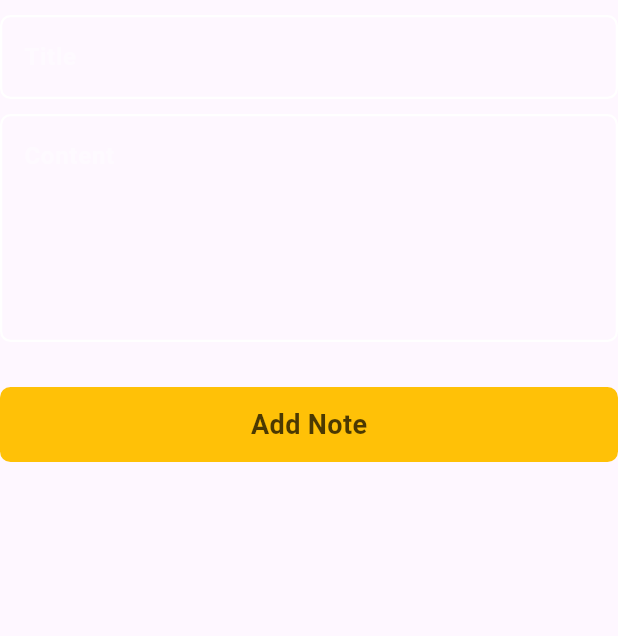
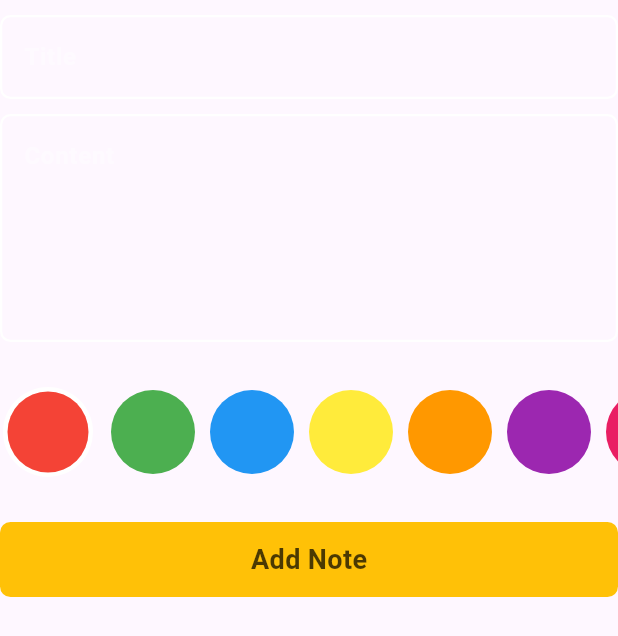
Before and after one commit to mohamedatta24/notes_app, a Flutter app: the AddFormSheet widget shown alone on an empty page, opened directly, on a phone screen of 412 x 824 dp. Shown: the top 636 px of the screen. Run offline on Flutter 3.47's test engine with Material 3 defaults, Android fonts, the phone set to English and light mode, and no system bars; our stand-ins replace flutter_bloc, hive, hive_flutter, modal_progress_hud_nsn; accounts and stored records are empty.

Commit message:
finish colors notes

```diff
--- a/lib/features/notes/presentation/cubits/add_notes_cubit/notes_cubit.dart
+++ b/lib/features/notes/presentation/cubits/add_notes_cubit/notes_cubit.dart
@@ -9,7 +9,9 @@ part 'notes_state.dart';
 class AddNotesCubit extends Cubit<AddNotesState> {
   AddNotesCubit() : super(AddNotesInitial());
 
+  Color selectedColor = Colors.blue;
   addNotes(NotesModel notesModel) async {
+    notesModel.color = selectedColor.value;
     var box = Hive.box<NotesModel>(notesBox);
     await box.add(notesModel);
     emit(AddNotesSuccess());
--- a/lib/features/notes/presentation/models/notes_model.dart
+++ b/lib/features/notes/presentation/models/notes_model.dart
@@ -11,7 +11,7 @@ class NotesModel extends HiveObject {
   @HiveField(2)
   final String date;
   @HiveField(3)
-  final int color;
+  int color;
 
   NotesModel({
     required this.title,
--- a/lib/features/notes/presentation/views/notes_view.dart
+++ b/lib/features/notes/presentation/views/notes_view.dart
@@ -28,9 +28,7 @@ class NotesView extends StatelessWidget {
         },
         child: const Icon(Icons.add),
       ),
-      body: SafeArea(
-        child: NotesViewBody(),
-      ),
+      body: SafeArea(child: NotesViewBody()),
     );
   }
 }
--- a/lib/features/notes/presentation/widgets/add_form_sheet.dart
+++ b/lib/features/notes/presentation/widgets/add_form_sheet.dart
@@ -1,10 +1,12 @@
-import 'dart:developer';
+
 import 'package:flutter/material.dart';
 import 'package:flutter_bloc/flutter_bloc.dart';
 import 'package:notes_app/features/notes/presentation/cubits/add_notes_cubit/notes_cubit.dart';
 import 'package:notes_app/features/notes/presentation/models/notes_model.dart';
 import 'package:notes_app/features/notes/presentation/widgets/custom_button.dart';
+import 'package:notes_app/features/notes/presentation/widgets/custom_colors_list_view.dart';
 import 'package:notes_app/features/notes/presentation/widgets/custom_text_form_field.dart';
+import 'package:notes_app/utils/constants.dart';
 
 class AddFormSheet extends StatefulWidget {
   const AddFormSheet({super.key});
@@ -40,12 +42,14 @@ class _AddFormSheetState extends State<AddFormSheet> {
             maxLines: 5,
           ),
           SizedBox(height: 30.0),
+          CustomColorsListView(),
+          SizedBox(height: 30.0),
           CustomButton(
             onTap: () {
               if (formKey.currentState!.validate()) {
                 formKey.currentState!.save();
                 var notesModel = NotesModel(
-                  color: Colors.blue.value,
+                  color: context.read<AddNotesCubit>().selectedColor.value,
                   date: formattedDate,
                   title: title!,
                   content: content!,
@@ -64,9 +68,4 @@ class _AddFormSheetState extends State<AddFormSheet> {
       ),
     );
   }
-
-  String formattedDate =
-      '${DateTime.now().day}/${DateTime.now().month}/${DateTime.now().year} '
-      '${DateTime.now().hour % 12 == 0 ? 12 : DateTime.now().hour % 12}:${DateTime.now().minute.toString().padLeft(2, '0')} '
-      '${DateTime.now().hour >= 12 ? 'PM' : 'AM'}';
 }
--- /dev/null
+++ b/lib/features/notes/presentation/widgets/custom_colors.dart
@@ -0,0 +1,29 @@
+import 'package:flutter/material.dart';
+
+class CustomColors extends StatelessWidget {
+  const CustomColors({
+    super.key,
+    required this.isSelected,
+    required this.color,
+    this.onTap,
+  });
+
+  final bool isSelected;
+  final Color color;
+  final VoidCallback? onTap; // عشان لو حابب تعمل Action عند الضغط
+
+  @override
+  Widget build(BuildContext context) {
+    return GestureDetector(
+      onTap: onTap,
+      child: CircleAvatar(
+        radius: isSelected ? 32.0 : 28.0,
+        backgroundColor: isSelected ? Colors.white : color,
+        child:
+            isSelected
+                ? CircleAvatar(radius: 27.0, backgroundColor: color)
+                : null,
+      ),
+    );
+  }
+}
--- /dev/null
+++ b/lib/features/notes/presentation/widgets/custom_colors_list_view.dart
@@ -0,0 +1,57 @@
+import 'package:flutter/material.dart';
+import 'package:flutter_bloc/flutter_bloc.dart';
+import 'package:notes_app/features/notes/presentation/cubits/add_notes_cubit/notes_cubit.dart';
+import 'package:notes_app/features/notes/presentation/models/notes_model.dart';
+import 'package:notes_app/features/notes/presentation/widgets/custom_colors.dart';
+
+class CustomColorsListView extends StatefulWidget {
+  const CustomColorsListView({super.key});
+
+  @override
+  State<CustomColorsListView> createState() => _CustomColorsListViewState();
+}
+
+class _CustomColorsListViewState extends State<CustomColorsListView> {
+  final List<Color> colors = const [
+    Colors.red,
+    Colors.green,
+    Colors.blue,
+    Colors.yellow,
+    Colors.orange,
+    Colors.purple,
+    Colors.pink,
+    Colors.teal,
+    Colors.cyan,
+    Colors.indigo,
+  ];
+
+  int currentIndex = 0;
+
+  @override
+  Widget build(BuildContext context) {
+    final cubit = BlocProvider.of<AddNotesCubit>(context);
+    return SizedBox(
+      height: 60,
+      child: ListView.builder(
+        scrollDirection: Axis.horizontal,
+        physics: BouncingScrollPhysics(),
+        itemCount: colors.length,
+        itemBuilder: (context, index) {
+          return Padding(
+            padding: const EdgeInsets.only(right: 10),
+            child: CustomColors(
+              onTap: () {
+                setState(() {
+                  currentIndex = index;
+                  cubit.selectedColor = colors[index];
+                });
+              },
+              color: colors[index],
+              isSelected: currentIndex == index, // Example logic for selection
+            ),
+          );
+        },
+      ),
+    );
+  }
+}
--- a/lib/features/notes/presentation/widgets/notes_item.dart
+++ b/lib/features/notes/presentation/widgets/notes_item.dart
@@ -27,7 +27,7 @@ class NotesItem extends StatelessWidget {
       },
       child: Container(
         decoration: BoxDecoration(
-          color: Colors.amber,
+          color: Color(notesModel.color),
           borderRadius: BorderRadius.circular(12),
         ),
         child: Padding(
--- a/lib/utils/constants.dart
+++ b/lib/utils/constants.dart
@@ -1,4 +1,6 @@
 const String notesBox = 'notesBox';
+
+
 
 String formattedDate =
     '${DateTime.now().day}/${DateTime.now().month}/${DateTime.now().year} '
```
